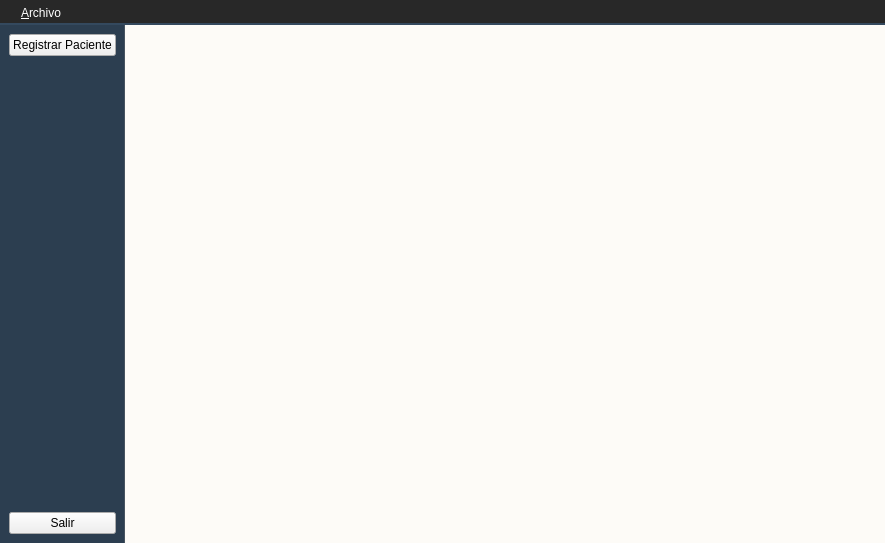
Before: the Qt Designer form mainwindow.ui in FranciscoLanche05/Proyecto-Bimestre2-Programacion, drawn with Qt 5.
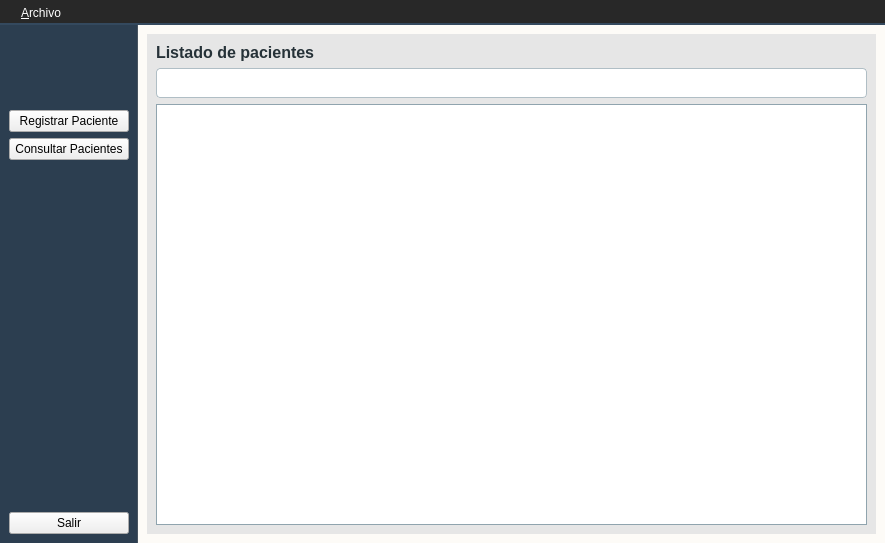
After: the same form once the commit is applied. Icons and pictures are not drawn.

Commit message: Título (Primera línea): Semana 2 Francisco Lanche: Diseño de Interfaz Final, Estilos y Configuración de Tabla

The edit to the form file:
```diff
--- a/mainwindow.ui
+++ b/mainwindow.ui
@@ -63,6 +63,9 @@
     <property name="bottomMargin">
      <number>0</number>
     </property>
+    <property name="spacing">
+     <number>0</number>
+    </property>
     <item row="0" column="0">
      <widget class="QWidget" name="menuLateral" native="true">
       <property name="enabled">
@@ -75,6 +78,34 @@
        </size>
       </property>
       <layout class="QVBoxLayout" name="verticalLayout">
+       <item>
+        <widget class="QLabel" name="label_2">
+         <property name="minimumSize">
+          <size>
+           <width>120</width>
+           <height>70</height>
+          </size>
+         </property>
+         <property name="maximumSize">
+          <size>
+           <width>120</width>
+           <height>70</height>
+          </size>
+         </property>
+         <property name="text">
+          <string/>
+         </property>
+         <property name="pixmap">
+          <pixmap resource="recursos.qrc">:/logo.png/Gemini_Generated_Image_sv1tn4sv1tn4sv1t.png</pixmap>
+         </property>
+         <property name="scaledContents">
+          <bool>true</bool>
+         </property>
+         <property name="alignment">
+          <set>Qt::AlignmentFlag::AlignCenter</set>
+         </property>
+        </widget>
+       </item>
        <item>
         <widget class="QPushButton" name="registrarPaciente">
          <property name="text">
@@ -82,6 +113,13 @@
          </property>
         </widget>
        </item>
+       <item>
+        <widget class="QPushButton" name="btnIrBuscar">
+         <property name="text">
+          <string>Consultar Pacientes</string>
+         </property>
+        </widget>
+       </item>
        <item>
         <spacer name="verticalSpacer">
          <property name="orientation">
@@ -119,6 +157,77 @@
       <layout class="QVBoxLayout" name="verticalLayout_2">
        <item>
         <widget class="QStackedWidget" name="stackedWidget">
+         <property name="styleSheet">
+          <string notr="true">/* --- 1. FONDO GRIS MEDIO (El tono que te gustó) --- */
+QStackedWidget {
+    background-color: #e6e6e6; /* Gris profesional */
+    
+    /* TU MARCA DE AGUA */
+    /* Si la imagen no sale, recuerda usar el botón Add Resource para buscarla */
+    background-image: url(:/logo.png/imageedit_2_3907597263.png);
+    background-position: center center;
+    background-repeat: no-repeat;
+    border: none;
+}
+
+/* --- 2. PÁGINAS TRANSPARENTES --- */
+#pageRegistro, #pageTabla {
+    background: transparent;
+}
+
+/* --- 3. CORRECCIÓN DEL LABEL NEGRO (Aquí está el arreglo) --- */
+QLabel {
+    color: #263238;                /* Texto gris oscuro */
+    background-color: transparent; /* &lt;--- ESTA LÍNEA BORRA EL CUADRO NEGRO */
+    font-weight: bold;
+    font-size: 16px;               /* Le subí un poco para que sea un título claro */
+    border: none;
+}
+
+/* --- 4. CAJAS DE TEXTO (Inputs) --- */
+QLineEdit, QSpinBox {
+    background-color: #ffffff;
+    border: 1px solid #b0bec5;
+    border-radius: 4px;
+    padding: 6px;
+    color: #263238;
+}
+QLineEdit:focus, QSpinBox:focus {
+    border: 2px solid #009688; /* Verde Teal al escribir */
+}
+
+/* --- 5. TABLA (Blanca y limpia) --- */
+QTableView {
+    background-color: #ffffff;
+    alternate-background-color: #f5f5f5;
+    color: #333333;
+    gridline-color: #cfd8dc;
+    border: 1px solid #90a4ae;
+    selection-background-color: #b2dfdb; /* Color suave al seleccionar */
+    selection-color: #004d40;
+}
+QHeaderView::section {
+    background-color: #cfd8dc;
+    padding: 5px;
+    border: 1px solid #b0bec5;
+    font-weight: bold;
+    color: #37474f;
+}
+
+/* --- 6. BOTÓN GUARDAR --- */
+QPushButton#buttonGuardar {
+    background-color: #009688;
+    color: white;
+    border: none;
+    border-radius: 5px;
+    padding: 10px 20px;
+    font-weight: bold;
+    font-size: 14px;
+}
+QPushButton#buttonGuardar:hover {
+    background-color: #00796b;
+}</string>
+         </property>
          <property name="currentIndex">
           <number>1</number>
          </property>
@@ -218,6 +327,37 @@
           <property name="enabled">
            <bool>true</bool>
           </property>
+          <layout class="QVBoxLayout" name="verticalLayout_3">
+           <item>
+            <widget class="QLabel" name="label">
+             <property name="frameShape">
+              <enum>QFrame::Shape::StyledPanel</enum>
+             </property>
+             <property name="text">
+              <string>Listado de pacientes</string>
+             </property>
+            </widget>
+           </item>
+           <item>
+            <widget class="QLineEdit" name="txtBuscar"/>
+           </item>
+           <item>
+            <widget class="QTableView" name="tableView">
+             <property name="minimumSize">
+              <size>
+               <width>0</width>
+               <height>0</height>
+              </size>
+             </property>
+             <property name="maximumSize">
+              <size>
+               <width>16777215</width>
+               <height>16777215</height>
+              </size>
+             </property>
+            </widget>
+           </item>
+          </layout>
          </widget>
         </widget>
        </item>
```
Left out of the diff: 8 changed lines with no effect on the pictures. The commit also changes 6 other files.
